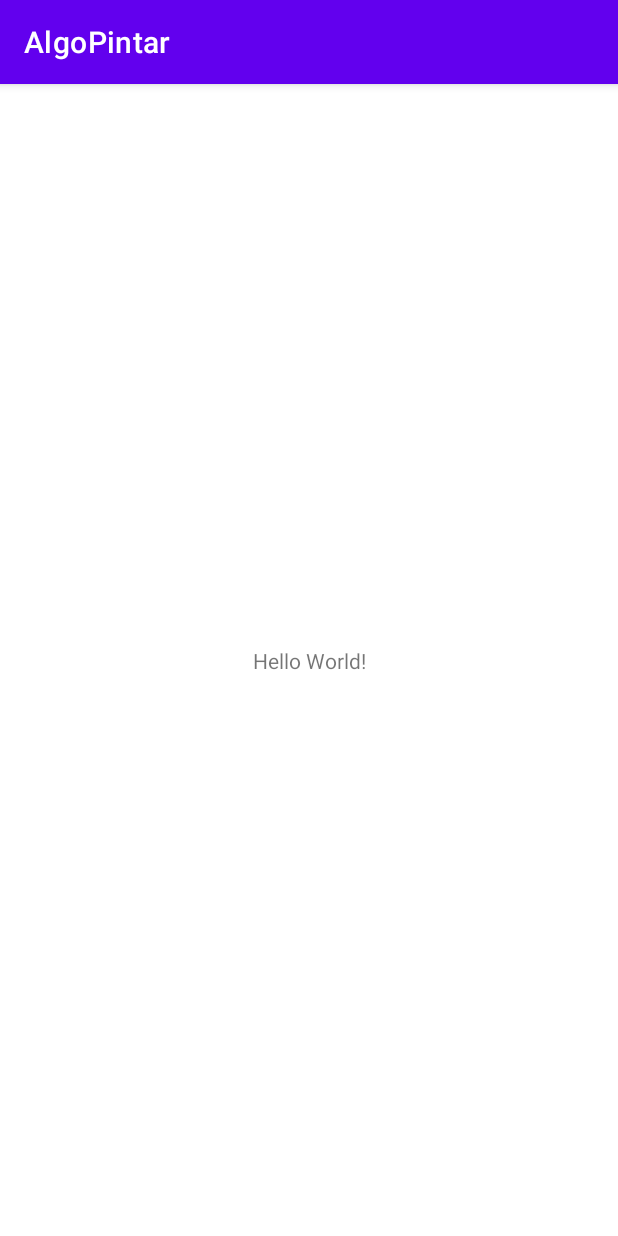
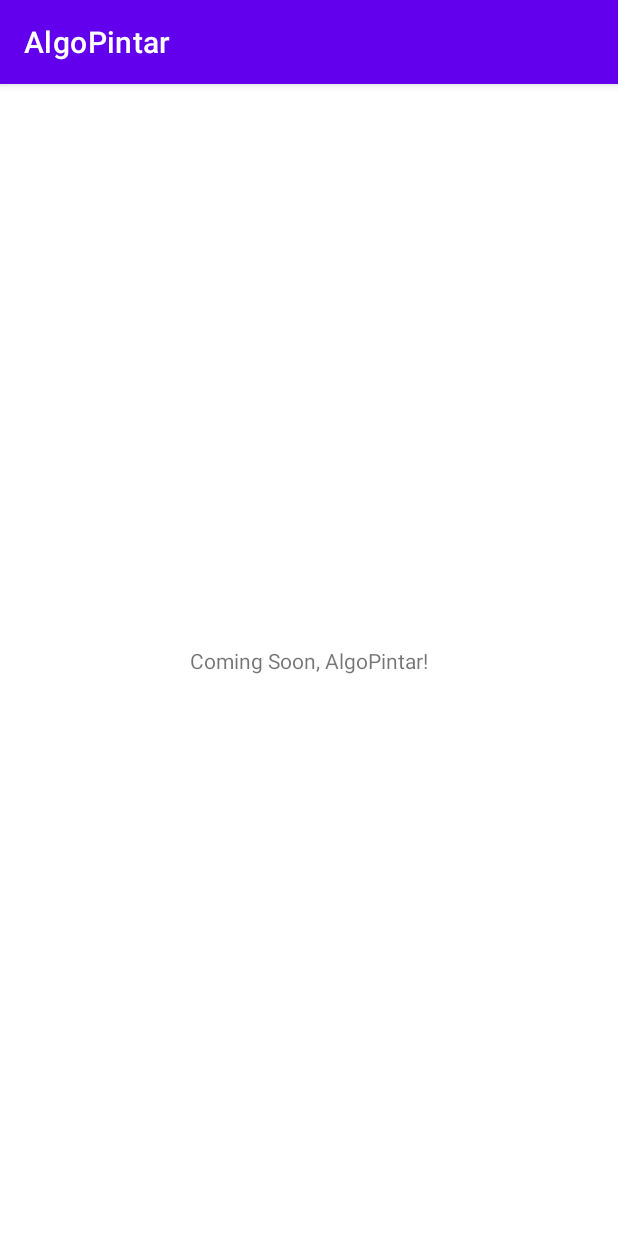
Before and after one commit to yendrapriambada/AlgoPintar, an Android app: the screen it shows after launch (MainActivity), on a phone screen of 412 x 824 dp. Run offline under Robolectric (Android 15) with nearby library versions, the phone set to English and light mode, and no system bars.

```diff
--- a/app/src/main/res/layout/activity_main.xml
+++ b/app/src/main/res/layout/activity_main.xml
@@ -9,7 +9,7 @@
     <TextView
         android:layout_width="wrap_content"
         android:layout_height="wrap_content"
-        android:text="Hello World!"
+        android:text="Coming Soon, AlgoPintar!"
         app:layout_constraintBottom_toBottomOf="parent"
         app:layout_constraintEnd_toEndOf="parent"
         app:layout_constraintStart_toStartOf="parent"
```
